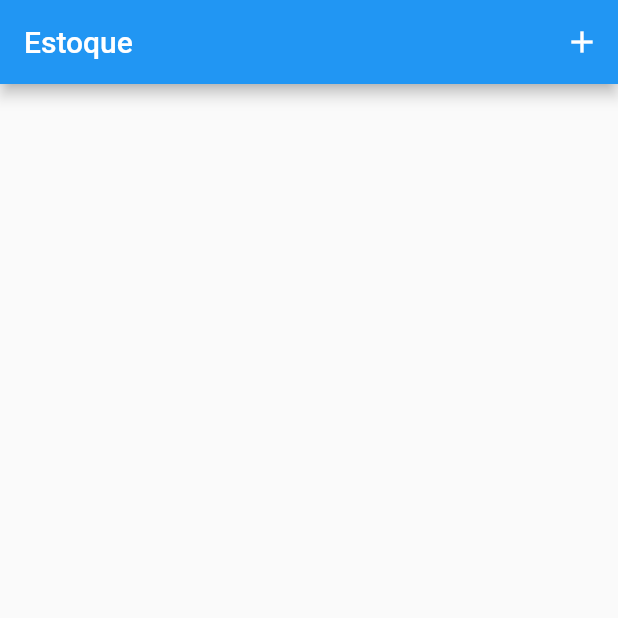
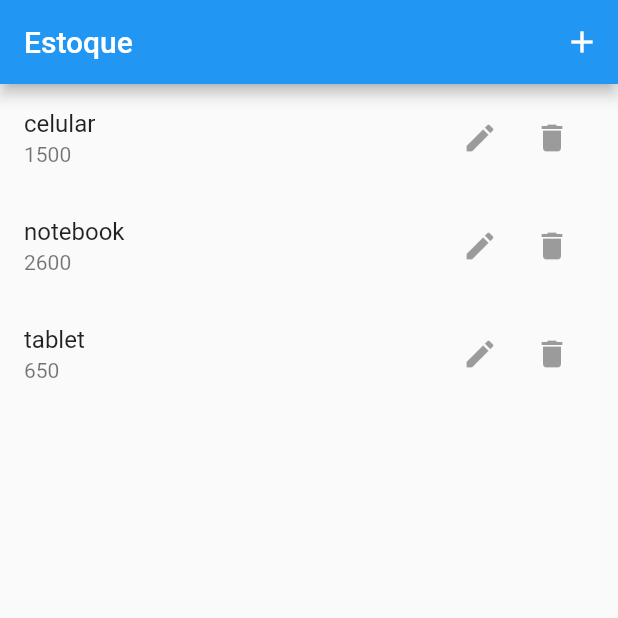
Before and after one commit to GidLC/Projeto-Dart, a Flutter app: the screen it shows after launch, on a phone screen of 412 x 824 dp, the top half of it. Run offline on Flutter 3.47's test engine with Material 2 defaults, Android fonts, the phone set to English and light mode, and no system bars.

```diff
--- a/lib/app/MyApp.dart
+++ b/lib/app/MyApp.dart
@@ -1,8 +1,9 @@
 import 'package:flutter/material.dart';
-
 import 'View/estoque_list.dart';
 
 class MyApp extends StatelessWidget {
+  static const HOME = '/';
+  static const CADASTRO_PRODUTO = 'cadastro_produto';
   // This widget is the root of your application.
   @override
   Widget build(BuildContext context) {
@@ -21,8 +22,8 @@ class MyApp extends StatelessWidget {
         primarySwatch: Colors.blue,
       ),
       routes: {
-        '/': (context) => estoque_list(),
-        'cadastroProduto': (context) => estoque_list()
+        HOME: (context) => estoque_list(),
+        CADASTRO_PRODUTO: (context) => estoque_list()
       },
     );
   }
--- a/lib/app/View/estoque_list.dart
+++ b/lib/app/View/estoque_list.dart
@@ -1,18 +1,41 @@
 import 'package:flutter/material.dart';
+import 'package:wigtes_atividade/app/MyApp.dart';
 
 class estoque_list extends StatelessWidget {
+  final list = [
+    {'produto': 'celular', 'marca': 'LG', 'valor': '1500'},
+    {'produto': 'notebook', 'marca': 'Acer', 'valor': '2600'},
+    {'produto': 'tablet', 'marca': 'Positivo', 'valor': '650'},
+  ];
+
   @override
   Widget build(BuildContext context) {
     return Scaffold(
         appBar: AppBar(title: Text('Estoque'), actions: [
           IconButton(
             onPressed: () {
-            Navigator.of(context).pushNamed('cadastro_produto');
+              Navigator.of(context).pushNamed(MyApp.CADASTRO_PRODUTO);
             },
             icon: Icon(Icons.add),
           )
         ]),
-      body: ListView(),
-    );
+        body: ListView.builder(
+          itemCount: list.length,
+          itemBuilder: (context, i) {
+            var produtos = list[i];
+            return ListTile(
+                title: Text('${produtos['produto']}'),
+                subtitle: Text('${produtos['valor']}'),
+                trailing: Container(
+                  width: 100,
+                  child: Row(
+                    children: [
+                      IconButton(icon: Icon(Icons.edit), onPressed: null),
+                      IconButton(icon: Icon(Icons.delete), onPressed: null),
+                    ],
+                  ),
+                ));
+          },
+        ));
   }
 }
--- a/pubspec.yaml
+++ b/pubspec.yaml
@@ -21,8 +21,11 @@ environment:
   sdk: ">=2.12.0 <3.0.0"
 
 dependencies:
+  sqflite:
+
   flutter:
     sdk: flutter
+
 
 
   # The following adds the Cupertino Icons font to your application.
```
Also changed, not shown: lib/app/Database/script.dart (added, +23 -0 lines), lib/app/View/atividade.dart (added, +61 -0 lines), pubspec.lock. Lines whose indentation alone changed are shown as unchanged.
